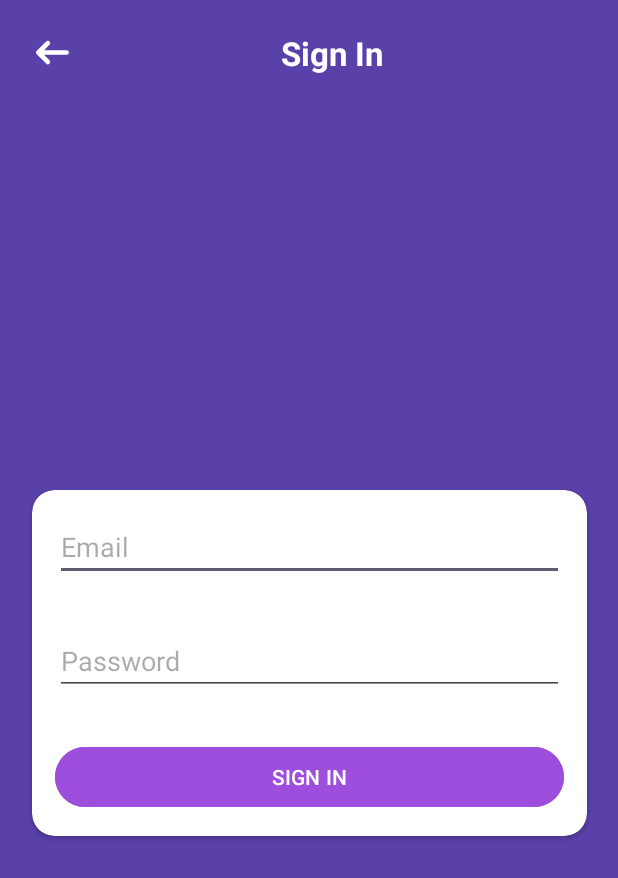
After one commit to mayankr1307/FitPredict, an Android app: the SignInActivity screen opened directly, with no data from a screen before it, on a phone screen of 412 x 824 dp. The commit adds this screen. Shown: the top 878 px of the screen. Run offline under Robolectric (Android 15) with nearby library versions, the phone set to English and light mode, and no system bars.

Commit message:
Implemented sign in functionality and stored user data.

```diff
--- a/app/build.gradle.kts
+++ b/app/build.gradle.kts
@@ -2,6 +2,7 @@ plugins {
     id("com.android.application")
     id("org.jetbrains.kotlin.android")
     id("com.google.gms.google-services")
+    id ("kotlin-parcelize")
 }
 
 android {
@@ -47,6 +48,7 @@ dependencies {
     implementation("androidx.constraintlayout:constraintlayout:2.1.4")
     implementation("com.google.firebase:firebase-auth:23.0.0")
     implementation("com.google.firebase:firebase-firestore:25.1.0")
+    implementation("com.google.firebase:firebase-storage:21.0.0")
     testImplementation("junit:junit:4.13.2")
     androidTestImplementation("androidx.test.ext:junit:1.2.1")
     androidTestImplementation("androidx.test.espresso:espresso-core:3.6.1")
--- a/app/src/main/AndroidManifest.xml
+++ b/app/src/main/AndroidManifest.xml
@@ -12,6 +12,9 @@
         android:supportsRtl="true"
         android:theme="@style/Theme.FitPredict"
         tools:targetApi="31">
+        <activity
+            android:name=".activities.SignInActivity"
+            android:exported="false" />
         <activity
             android:name=".activities.InfoActivity"
             android:exported="false" />
--- a/app/src/main/java/android/project/fitpredict/activities/IntroActivity.kt
+++ b/app/src/main/java/android/project/fitpredict/activities/IntroActivity.kt
@@ -20,7 +20,7 @@ class IntroActivity : AppCompatActivity() {
         }
 
         binding?.flSignIn?.setOnClickListener {
-
+            startActivity(Intent(this@IntroActivity, SignInActivity::class.java))
         }
     }
 
--- a/app/src/main/res/layout/activity_info.xml
+++ b/app/src/main/res/layout/activity_info.xml
@@ -45,13 +45,12 @@
             android:layout_height="match_parent"
             android:orientation="vertical">
 
-            <!-- Gender Radio Group -->
 
             <TextView
                 android:layout_width="wrap_content"
                 android:layout_height="wrap_content"
                 android:layout_gravity="center"
-                android:text="Gender"
+                android:text="@string/gender"
                 android:textSize="20sp"
                 android:layout_margin="10dp"
                 />
@@ -68,7 +67,7 @@
                     android:id="@+id/rb_male"
                     android:layout_width="wrap_content"
                     android:layout_height="wrap_content"
-                    android:text="Male"
+                    android:text="@string/male"
                     android:layout_weight="1"
                     />
 
--- /dev/null
+++ b/app/src/main/res/layout/activity_sign_in.xml
@@ -0,0 +1,81 @@
+<?xml version="1.0" encoding="utf-8"?>
+<androidx.constraintlayout.widget.ConstraintLayout xmlns:android="http://schemas.android.com/apk/res/android"
+    xmlns:app="http://schemas.android.com/apk/res-auto"
+    xmlns:tools="http://schemas.android.com/tools"
+    android:layout_width="match_parent"
+    android:layout_height="match_parent"
+    tools:context=".activities.SignUpActivity"
+    android:background="@color/variant3">
+
+    <ImageView
+        android:id="@+id/iv_back"
+        android:layout_width="wrap_content"
+        android:layout_height="wrap_content"
+        android:src="@drawable/ic_back"
+        android:layout_margin="10dp"
+        app:layout_constraintTop_toTopOf="parent"
+        app:layout_constraintStart_toStartOf="parent"
+        android:contentDescription="@string/back_button" />
+
+    <TextView
+        android:layout_width="wrap_content"
+        android:layout_height="wrap_content"
+        android:text="@string/sign_in_toolbar"
+        android:textSize="22sp"
+        android:textStyle="bold"
+        android:textColor="@color/white"
+        android:layout_marginEnd="30dp"
+        app:layout_constraintStart_toEndOf="@id/iv_back"
+        app:layout_constraintTop_toTopOf="@id/iv_back"
+        app:layout_constraintBottom_toBottomOf="@id/iv_back"
+        app:layout_constraintEnd_toEndOf="parent"
+        />
+
+    <androidx.cardview.widget.CardView
+        android:layout_width="370dp"
+        android:layout_height="wrap_content"
+        app:cardCornerRadius="15dp"
+        app:layout_constraintTop_toBottomOf="@id/iv_back"
+        app:layout_constraintBottom_toBottomOf="parent"
+        app:layout_constraintStart_toStartOf="parent"
+        app:layout_constraintEnd_toEndOf="parent">
+
+        <LinearLayout
+            android:layout_width="match_parent"
+            android:layout_height="match_parent"
+            android:orientation="vertical">
+
+            <EditText
+                android:id="@+id/et_email"
+                android:layout_width="match_parent"
+                android:layout_height="wrap_content"
+                android:layout_gravity="center_horizontal"
+                android:hint="@string/email"
+                android:layout_margin="15dp"
+                android:autofillHints="name"
+                android:inputType="textEmailAddress" />
+
+            <EditText
+                android:id="@+id/et_password"
+                android:layout_width="match_parent"
+                android:layout_height="wrap_content"
+                android:layout_gravity="center_horizontal"
+                android:hint="@string/password"
+                android:layout_margin="15dp"
+                android:autofillHints="name"
+                android:inputType="textPassword" />
+
+            <Button
+                android:id="@+id/btn_sign_in"
+                android:layout_width="match_parent"
+                android:layout_height="wrap_content"
+                android:text="@string/sign_in"
+                android:backgroundTint="@color/variant8"
+                android:layout_margin="15dp"
+                />
+
+        </LinearLayout>
+
+    </androidx.cardview.widget.CardView>
+
+</androidx.constraintlayout.widget.ConstraintLayout>
--- a/app/src/main/res/values/strings.xml
+++ b/app/src/main/res/values/strings.xml
@@ -12,4 +12,7 @@
     <string name="password">Password</string>
     <string name="please_wait">Please wait...</string>
     <string name="personal_info">Personal Info</string>
+    <string name="gender">Gender</string>
+    <string name="male">Male</string>
+    <string name="sign_in_toolbar">Sign In</string>
 </resources>
```
Also changed, not shown: app/src/main/java/android/project/fitpredict/activities/InfoActivity.kt (+88 -2 lines), app/src/main/java/android/project/fitpredict/activities/SignInActivity.kt (added, +73 -0 lines), app/src/main/java/android/project/fitpredict/activities/SignUpActivity.kt (+6 -4 lines), app/src/main/java/android/project/fitpredict/authentication/FirebaseAuth.kt (+35 -0 lines), app/src/main/java/android/project/fitpredict/firestore/Firestore.kt (added, +38 -0 lines), app/src/main/java/android/project/fitpredict/models/User.kt (added, +14 -0 lines).
